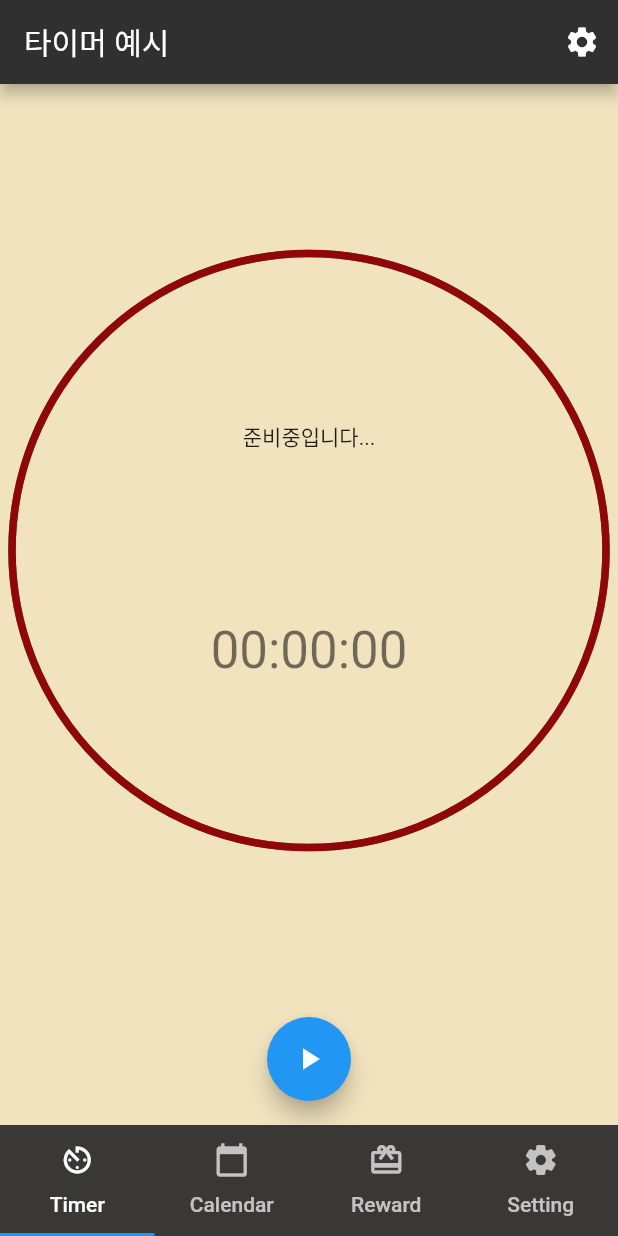
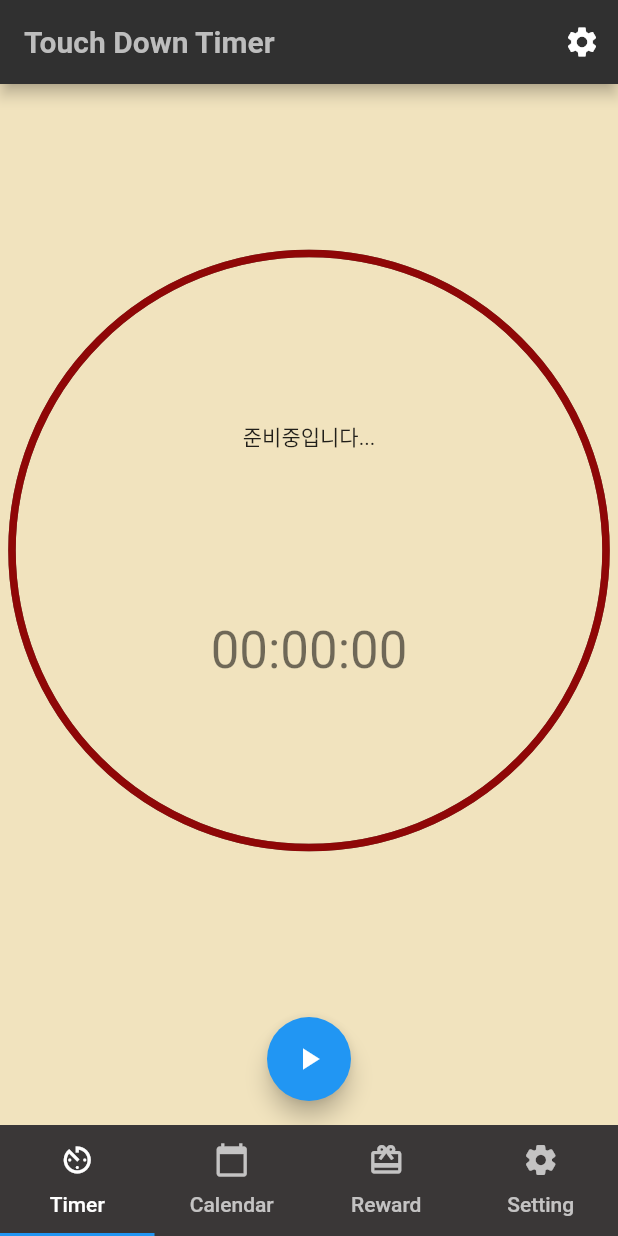
Before and after one commit to YuJunhee/CAPSTONE-DESIGN-TIMER-SW-DEVELOP, a Flutter app: the screen it shows after launch, on a phone screen of 412 x 824 dp. Run offline on Flutter 3.47's test engine with Material 2 defaults, Android fonts, the phone set to English and light mode, and no system bars; our stand-ins replace table_calendar.

Commit message:
Change main Title

```diff
--- a/lib/main.dart
+++ b/lib/main.dart
@@ -46,7 +46,14 @@ class MyTabsState extends State<MyTabs> with SingleTickerProviderStateMixin {
     return Scaffold(
       // Scaffold element - appBar
       appBar: AppBar(
-        title: Text('타이머 예시'),
+        title: Text(
+          'Touch Down Timer',
+          style: TextStyle(
+            fontWeight: FontWeight.bold,
+            fontSize: 20.0,
+            color: Colors.grey[400],
+          ),
+        ),
         // Color
         backgroundColor: Colors.grey[850],
         // AppBar setting Icon
```
